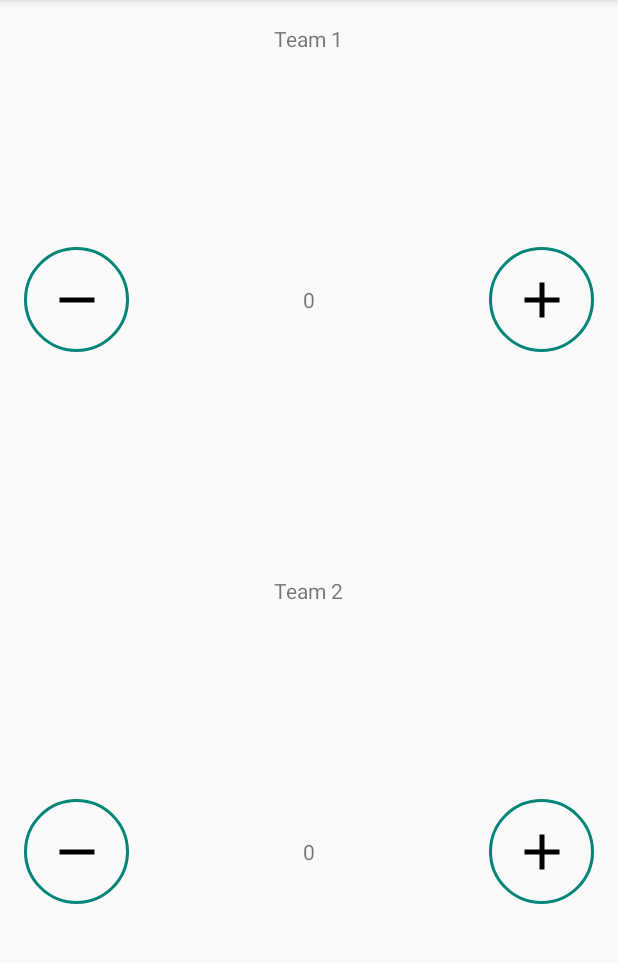
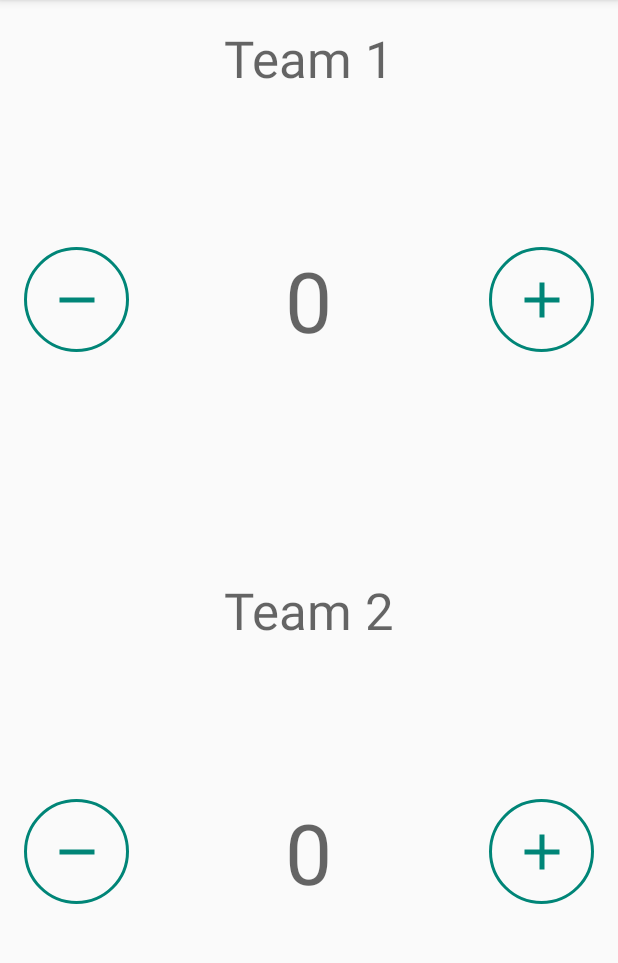
Before and after one commit to Yunji-Leo/AndroidCodelabs, an Android app: the screen it shows after launch (MainActivity), on a phone screen of 412 x 824 dp, the part 84-1047 px from its top. Run offline under Robolectric (Android 15) with nearby library versions, the phone set to English and light mode, and no system bars.

Commit message:
create styles

```diff
--- a/Scorekeeper/app/src/main/res/layout/activity_main.xml
+++ b/Scorekeeper/app/src/main/res/layout/activity_main.xml
@@ -18,23 +18,23 @@
             android:layout_alignParentLeft="true"
             android:layout_alignParentStart="true"
             android:layout_centerVertical="true"
-            android:src="@drawable/ic_minus"
-            android:contentDescription="Minus Button"
-            android:onClick="decreaseScore"
-            android:background="@drawable/button_background"/>
+            style="@style/MinusButtons"
+            android:onClick="decreaseScore"/>
         <TextView
             android:layout_width="wrap_content"
             android:layout_height="wrap_content"
             android:layout_alignParentTop="true"
             android:layout_centerHorizontal="true"
-            android:text="Team 1"/>
+            android:text="Team 1"
+            style="@style/TeamText" />
         <TextView
             android:id="@+id/score_1"
             android:layout_width="wrap_content"
             android:layout_height="wrap_content"
             android:layout_centerHorizontal="true"
             android:layout_centerVertical="true"
-            android:text="0"/>
+            android:text="0"
+            style="@style/ScoreText" />
         <ImageButton
             android:id="@+id/increaseTeam1"
             android:layout_width="@dimen/button_size"
@@ -42,10 +42,8 @@
             android:layout_alignParentEnd="true"
             android:layout_alignParentRight="true"
             android:layout_centerVertical="true"
-            android:src="@drawable/ic_plus"
-            android:contentDescription="Plus Button"
             android:onClick="increaseScore"
-            android:background="@drawable/button_background"/>
+            style="@style/PlusButtons"/>
     </RelativeLayout>
     <RelativeLayout
         android:layout_width="match_parent"
@@ -58,23 +56,23 @@
             android:layout_alignParentLeft="true"
             android:layout_alignParentStart="true"
             android:layout_centerVertical="true"
-            android:src="@drawable/ic_minus"
-            android:contentDescription="Minus Button"
             android:onClick="decreaseScore"
-            android:background="@drawable/button_background"/>
+            style="@style/MinusButtons"/>
         <TextView
             android:layout_width="wrap_content"
             android:layout_height="wrap_content"
             android:layout_alignParentTop="true"
             android:layout_centerHorizontal="true"
-            android:text="Team 2"/>
+            android:text="Team 2"
+            style="@style/TeamText" />
         <TextView
             android:id="@+id/score_2"
             android:layout_width="wrap_content"
             android:layout_height="wrap_content"
             android:layout_centerHorizontal="true"
             android:layout_centerVertical="true"
-            android:text="0"/>
+            android:text="0"
+            style="@style/ScoreText" />
         <ImageButton
             android:id="@+id/increaseTeam2"
             android:layout_width="@dimen/button_size"
@@ -82,10 +80,8 @@
             android:layout_alignParentRight="true"
             android:layout_alignParentEnd="true"
             android:layout_centerVertical="true"
-            android:src="@drawable/ic_plus"
-            android:contentDescription="Plus Button"
             android:onClick="increaseScore"
-            android:background="@drawable/button_background"/>
+            style="@style/PlusButtons"/>
     </RelativeLayout>
 
 </LinearLayout>
--- a/Scorekeeper/app/src/main/res/values/strings.xml
+++ b/Scorekeeper/app/src/main/res/values/strings.xml
@@ -1,3 +1,5 @@
 <resources>
     <string name="app_name">Scorekeeper</string>
+    <string name="plus_button_description">Plus Button</string>
+    <string name="minus_button_description">Minus Button</string>
 </resources>
--- a/Scorekeeper/app/src/main/res/values/styles.xml
+++ b/Scorekeeper/app/src/main/res/values/styles.xml
@@ -7,5 +7,26 @@
         <item name="colorPrimaryDark">@color/colorPrimaryDark</item>
         <item name="colorAccent">@color/colorAccent</item>
     </style>
+    <style name="ScoreButtons" parent="Widget.AppCompat.Button">
+        <item name="android:background">@drawable/button_background</item>
+        <item name="android:tint">@color/colorPrimary</item>
+    </style>
+    <style name="PlusButtons" parent="ScoreButtons">
+        <item name="android:src">@drawable/ic_plus</item>
+        <item name="android:contentDescription">@string/plus_button_description</item>
+    </style>
+    <style name="MinusButtons" parent="ScoreButtons">
+        <item name="android:src">@drawable/ic_minus</item>
+        <item name="android:contentDescription">@string/minus_button_description</item>
+    </style>
+
+    <style name="ScoreText">
+        <item name="android:textAppearance">@style/TextAppearance.AppCompat.Display3</item>
+    </style>
+    <style name="TeamText">
+        <item name=
+            "android:textAppearance">@style/TextAppearance.AppCompat.Display1
+        </item>
+    </style>
 
 </resources>
```
